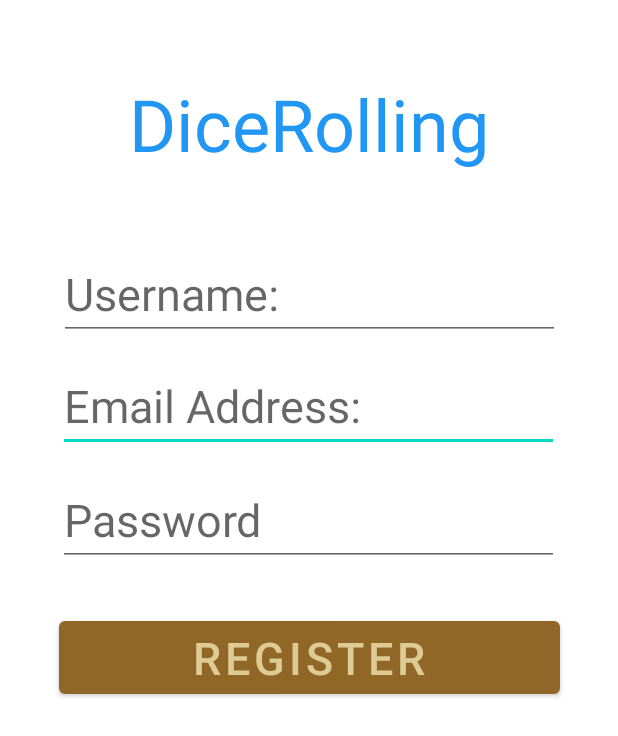
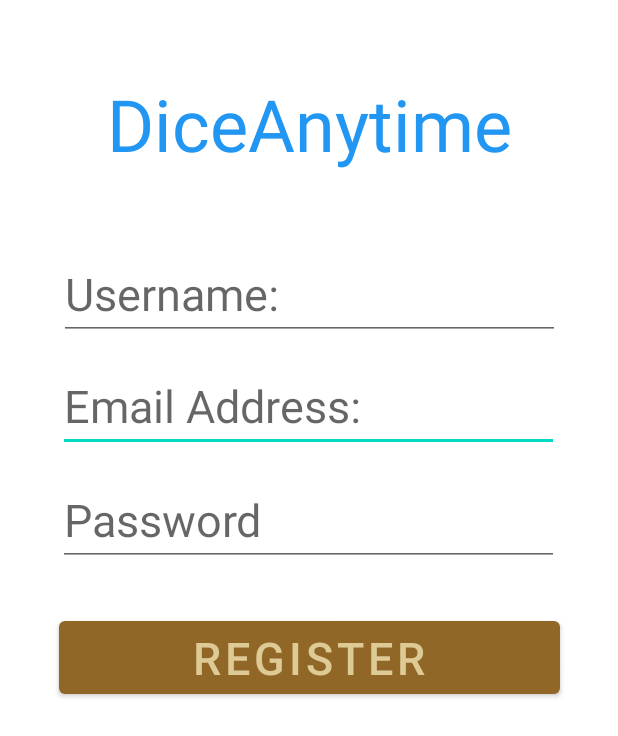
Before and after one commit to COMP90018-team/DiceLogin, an Android app: the RegisterUI screen opened directly, with no data from a screen before it, on a phone screen of 412 x 824 dp. Shown: the top 736 px of the screen. Run offline under Robolectric (Android 15) with nearby library versions, the phone set to English and light mode, and no system bars; our stand-ins replace Firebase (no records; nobody signed in at launch, a user with empty details on screens opened directly).

Commit message:
Update activity_register_ui.xml

```diff
--- a/app/src/main/res/layout/activity_register_ui.xml
+++ b/app/src/main/res/layout/activity_register_ui.xml
@@ -11,7 +11,7 @@
         android:layout_width="334dp"
         android:layout_height="82dp"
         android:layout_marginTop="50dp"
-        android:text="DiceRolling"
+        android:text="DiceAnytime"
         android:textAlignment="center"
         android:textColor="#2196F3"
         android:textSize="48sp"
```
